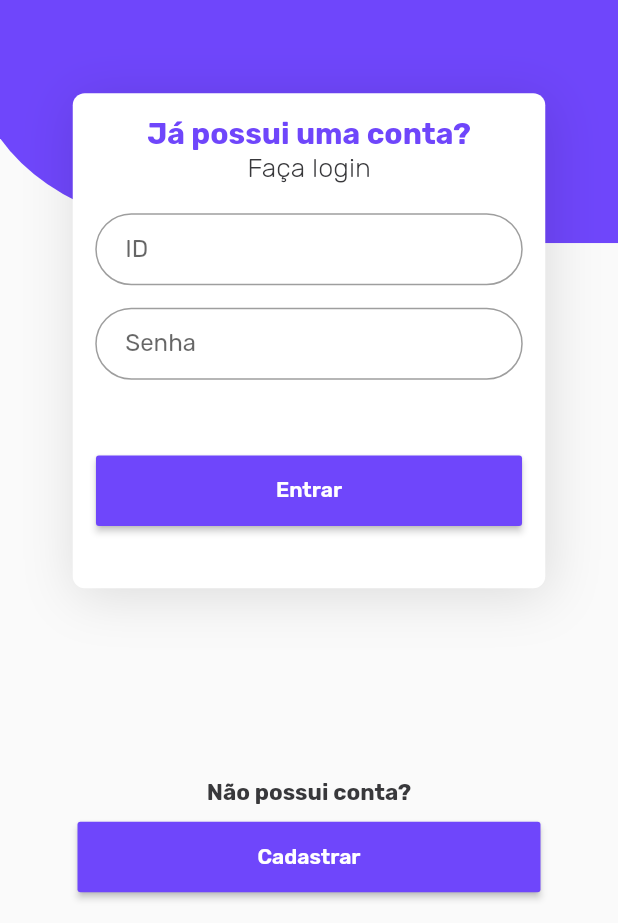
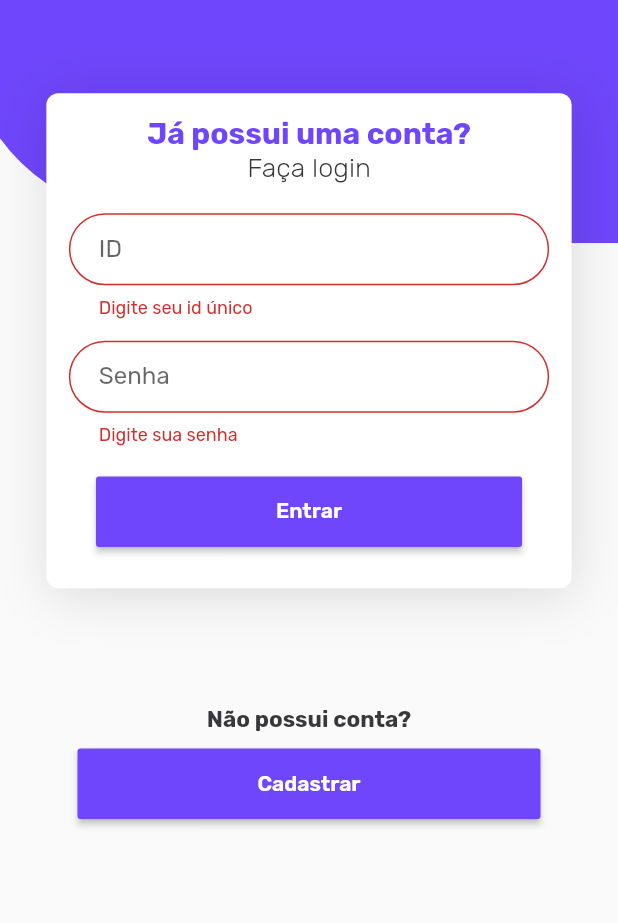
Before and after one commit to viniciusamelio/pixeltasks, a Flutter app: the screen it shows after launch, after a tap on "Entrar", on a phone screen of 412 x 824 dp, the part 313-1236 px from its top. Run offline on Flutter 3.47's test engine with Material 2 defaults, Android fonts, the phone set to English and light mode, and no system bars; our stand-ins replace flushbar, flutter_icons, get, google_fonts, hive; accounts and stored records are empty.

Commit message:
Adding login feature

```diff
--- a/lib/login/views/login.view.dart
+++ b/lib/login/views/login.view.dart
@@ -2,9 +2,7 @@ import 'package:flutter/material.dart';
 import 'package:flutter_icons/flutter_icons.dart';
 import 'package:get/get.dart';
 import 'package:google_fonts/google_fonts.dart';
-import 'package:hive/hive.dart';
 import 'package:pixeltasks/login/widgets/login_card.dart';
-import 'package:pixeltasks/shared/services/hive.service.dart';
 import 'package:pixeltasks/shared/styles/colors.dart';
 
 class LoginView extends StatefulWidget {
@@ -13,27 +11,16 @@ class LoginView extends StatefulWidget {
 }
 
 class _LoginViewState extends State<LoginView> {
-  Box _userBox;
-  HiveService _hiveService;
-
-  @override
-  void initState() {
-    super.initState();
-    _initHive();
-  }
-
-
-  void _initHive()async{
-    _hiveService = HiveService();
-    _userBox = await _hiveService.openBox('user');
-  }
-
-
   @override
   Widget build(BuildContext context) {
     final screen = MediaQuery.of(context).size;
     return Scaffold(
-      body: Stack(
+      body: SingleChildScrollView(
+        child: Column(
+          children: [
+            Container(
+              height: screen.height * 0.8,
+              child: Stack(
                 children: [
                   Positioned(
                     top: 0,
@@ -63,7 +50,7 @@ class _LoginViewState extends State<LoginView> {
                     ),
                   ),
                   Positioned(
-            top: screen.height*0.45-100,
+                    top: screen.height * 0.45 - 100,
                     left: 0,
                     width: screen.width,
                     child: Align(
@@ -71,36 +58,37 @@ class _LoginViewState extends State<LoginView> {
                       child: LoginCard(),
                     ),
                   ),
-          Positioned(
-            bottom: 20,
-            left: 0,
-            width: screen.width,
-            child: Column(
+                ],
+              ),
+            ),
+            const SizedBox(height: 20),
+            Column(
               mainAxisSize: MainAxisSize.min,
               children: [
-                Text("Não possui conta?",style: TextStyle(
+                Text("Não possui conta?",
+                    style: TextStyle(
                         fontSize: 15,
                         fontWeight: FontWeight.w700,
-                  color: dark
-                )),
+                        color: dark)),
                 const SizedBox(height: 10),
                 MaterialButton(
                   color: purple,
-                  padding: EdgeInsets.symmetric(vertical:15,horizontal:120),
-                  onPressed: ()=> Get.toNamed('/signup'),
-                  child: Text("Cadastrar",style: GoogleFonts.rubik(
-                    color: Colors.white,
-                    fontWeight: FontWeight.w600
-                  ),),
+                  padding:
+                      EdgeInsets.symmetric(vertical: 15, horizontal: 120),
+                  onPressed: () => Get.toNamed('/signup'),
+                  child: Text(
+                    "Cadastrar",
+                    style: GoogleFonts.rubik(
+                        color: Colors.white, fontWeight: FontWeight.w600),
+                  ),
+                )
+              ],
             )
           ],
         ),
-          )
-        ],
       ),
     );
   }
-
 }
 
 class MyClipper extends CustomClipper<Path> {
--- a/lib/login/views/signup.view.dart
+++ b/lib/login/views/signup.view.dart
@@ -39,9 +39,7 @@ class _SignUpViewState extends State<SignUpView> {
           child: Container(
             padding: const EdgeInsets.all(8),
             width: screen.width,
-            constraints: BoxConstraints(
-              minHeight: screen.height * 0.5
-            ),
+            constraints: BoxConstraints(minHeight: screen.height * 0.5),
             decoration: BoxDecoration(
                 color: Colors.white,
                 borderRadius: BorderRadius.circular(8),
--- a/lib/login/widgets/login_card.dart
+++ b/lib/login/widgets/login_card.dart
@@ -1,5 +1,8 @@
+import 'package:flushbar/flushbar.dart';
 import 'package:flutter/material.dart';
+import 'package:get/get.dart';
 import 'package:google_fonts/google_fonts.dart';
+import 'package:pixeltasks/shared/controllers/user.controller.dart';
 import 'package:pixeltasks/shared/styles/colors.dart';
 
 class LoginCard extends StatefulWidget {
@@ -9,18 +12,20 @@ class LoginCard extends StatefulWidget {
 
 class _LoginCardState extends State<LoginCard> {
   GlobalKey<FormState> _key;
-
+  UserController _userController;
   @override
   void initState() {
     _key = GlobalKey<FormState>();
+    _userController = UserController();
     super.initState();
   }
 
   @override
   Widget build(BuildContext context) {
+    final screen = MediaQuery.of(context).size;
     return Container(
         height: 330,
-        width: 315,
+        width: screen.width * 0.85,
         padding: const EdgeInsets.all(15),
         decoration: BoxDecoration(
             borderRadius: BorderRadius.circular(8),
@@ -29,6 +34,7 @@ class _LoginCardState extends State<LoginCard> {
               BoxShadow(
                   color: Colors.black12, offset: Offset(2, 5), blurRadius: 30)
             ]),
+        child: SingleChildScrollView(
                   child: Column(
             children: [
               Text("Já possui uma conta?",
@@ -43,18 +49,35 @@ class _LoginCardState extends State<LoginCard> {
                 child: Column(
                   children: [
                     TextFormField(
+                      onSaved: (e) => _userController.user.id = e,
+                      validator: (e) {
+                        e = e.trim();
+                        if (e.isEmpty) {
+                          return "Digite seu id único";
+                        }
+                        return null;
+                      },
                       decoration: InputDecoration(labelText: "ID"),
                     ),
                     const SizedBox(height: 15),
                     TextFormField(
+                      onSaved: (e) => _userController.user.password = e,
+                      obscureText: true,
+                      validator: (e) {
+                        e = e.trim();
+                        if (e.isEmpty) {
+                          return "Digite sua senha";
+                        }
+                        return null;
+                      },
                       decoration: InputDecoration(labelText: "Senha"),
                     ),
-                  const SizedBox(height: 50),
+                    const SizedBox(height: 20),
                     MaterialButton(
                       color: purple,
                       padding:
                           EdgeInsets.symmetric(vertical: 15, horizontal: 120),
-                    onPressed: () {},
+                      onPressed: () => _loginHandler(),
                       child: Text(
                         "Entrar",
                         style: GoogleFonts.rubik(
@@ -65,6 +88,32 @@ class _LoginCardState extends State<LoginCard> {
                 ),
               )
             ],
+          ),
         ));
   }
+
+  void _loginHandler() async {
+    if (_key.currentState.validate()) {
+      _key.currentState.save();
+      final check = await _userController.verifyPassword();
+      print(check);
+      if (check){
+        _navigate();
+      } else {
+        _onLoginError();
       }
+    }
+  }
+
+  void _navigate() {
+    Get.offNamedUntil('/home', (Route<dynamic> route) => false);
+  }
+
+  void _onLoginError() {
+    Flushbar(
+      icon: Icon(Icons.person),
+      backgroundColor: Colors.red,
+      message: "Não conseguimos te logar com os dados fornecidos",
+    ).show(context);
+  }
+}
--- a/lib/shared/controllers/user.controller.dart
+++ b/lib/shared/controllers/user.controller.dart
@@ -29,8 +29,8 @@ class UserController extends GetController with HiveService {
 
   Future<User> get(String userId) async {
     /* Se o usuário pesquisado pelo ID existir ele é setado e retornado */
-    this.user = await this.userBox.get(userId);
-    return this.user;
+    User _user = User.fromJson(await this.userBox.get(userId)) ?? User();
+    return _user;
   }
 
   Future<void> updateExisting() async {
@@ -42,4 +42,10 @@ class UserController extends GetController with HiveService {
     this.request = !this.request;
     update(this);
   }
+
+  Future<bool> verifyPassword() async {
+    final User findUser = await this.get(this.user.id) ?? User();
+    final check = findUser.password == this.user.password;
+    return check;
+  }
 }
--- a/lib/shared/models/user.model.dart
+++ b/lib/shared/models/user.model.dart
@@ -6,16 +6,17 @@ class User {
   String password;
   List<Board> boards;
 
-  User({this.id,this.name,this.password,this.boards});
+  User({this.id, this.name, this.password, this.boards});
 
-
-  User.fromJson(Map<String, dynamic> json) {
+  User.fromJson(Map<dynamic, dynamic> json) {
+    if (json != null) {
       id = json['id'];
       name = json['name'];
       password = json['password'];
       if (json['boards'] != null) {
         for (var board in json['boards']) {
           Board.fromJson(board);
+        }
       }
     }
   }
```
Lines whose indentation alone changed are shown as unchanged.
